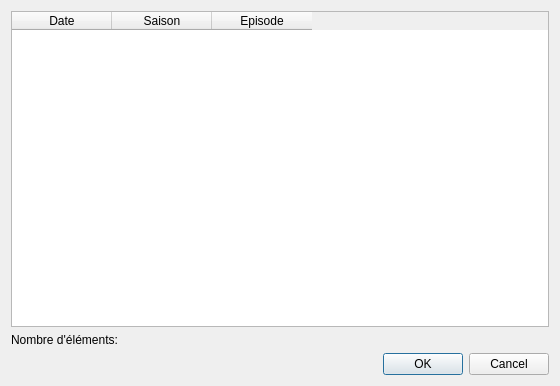
First picture: the form in src/ui/dialogs/view_history.ui, repository seigneurfuo/MyAnimeManager3, before the edit.
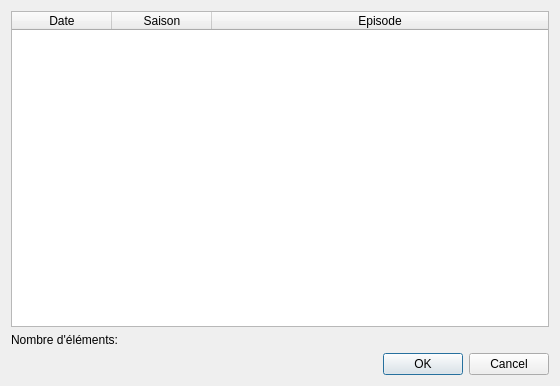
Second picture: the form after the edit. Icons and pictures are not drawn.

What changed in the file:
```diff
--- a/src/ui/dialogs/view_history.ui
+++ b/src/ui/dialogs/view_history.ui
@@ -32,6 +32,9 @@
      <property name="selectionBehavior">
       <enum>QAbstractItemView::SelectRows</enum>
      </property>
+     <attribute name="horizontalHeaderStretchLastSection">
+      <bool>true</bool>
+     </attribute>
      <column>
       <property name="text">
        <string>Date</string>
```
